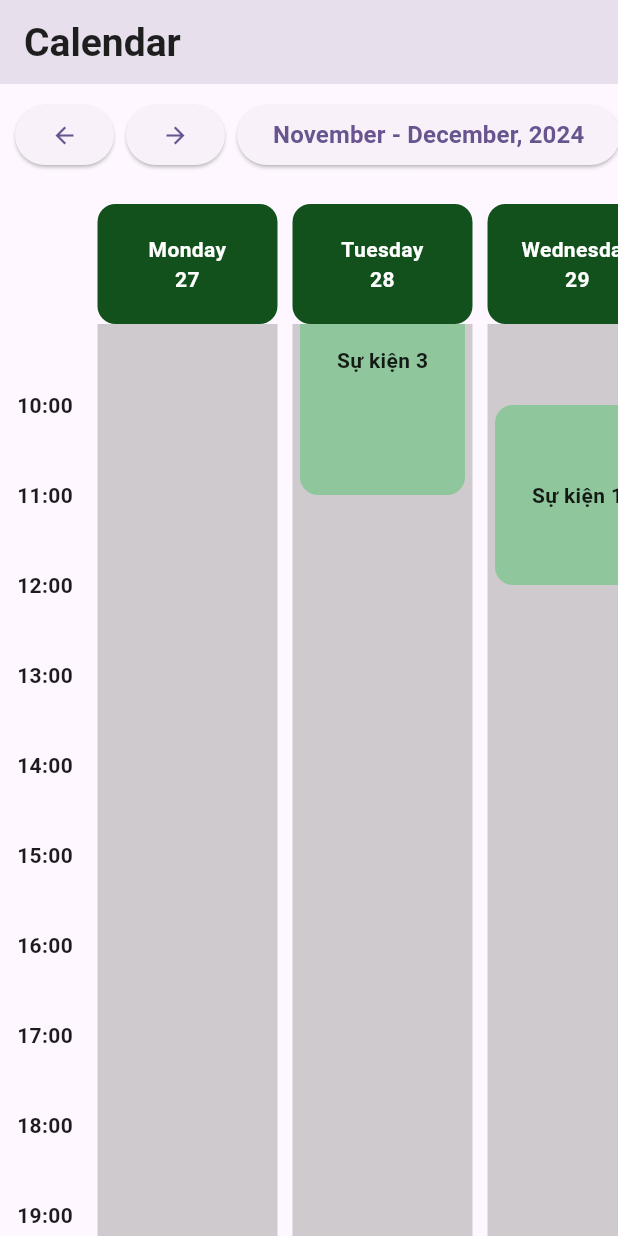
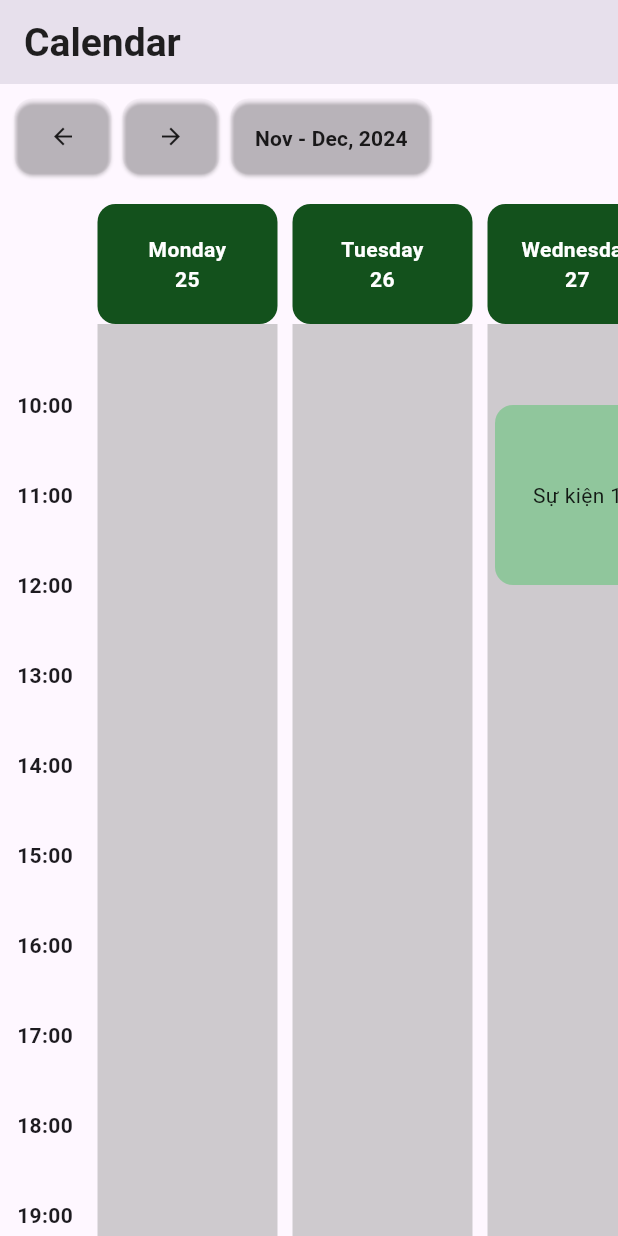
Before and after one commit to wizardap/vnu_student, a Flutter app: the screen it shows after launch, scrolled down 576 dp, after a tap on the "arrow back" icon, after a tap on the "arrow forward" icon, on a phone screen of 412 x 824 dp. Run offline on Flutter 3.47's test engine with Material 3 defaults, Android fonts, the phone set to English and light mode, and no system bars.

Commit message:
add feature: event change with time

```diff
--- a/lib/core/constants/constants.dart
+++ b/lib/core/constants/constants.dart
@@ -11,6 +11,7 @@ class AppColors {
   static const Color pieChartGreen2 = Color(0xCC32A44B); // Màu #32A44B, 80%
   static const Color pieChartGreen3 = Color(0xCC53C26B); // Màu #53C26B, 80%
   static const Color iconGray = Colors.grey; // Màu biểu tượng xám
+  static const Color primaryButtonColor = Color(0xDCAEE8);
 }
 
 // Font chữ
@@ -80,13 +81,34 @@ class AppTextStyles {
     fontSize: 16,
     color: AppColors.iconGray,
   );
+
+  static const TextStyle buttonText = TextStyle(
+    fontSize: 14,
+    fontWeight: FontWeight.bold,
+    color: AppColors.textBlack,
+  );
 }
 
 // Kích thước & khoảng cách
 class AppSizes {
   static const double borderRadius = 12.0;
+  static const double buttonBorderRadius = 12.0;
   static const double padding = 16.0;
   static const double smallPadding = 8.0;
   static const double shadowBlurRadius = 8.0;
   static const double cardElevation = 4.0;
 }
+
+class ButtonStyles {
+  static ButtonStyle get primaryStyle {
+    return ElevatedButton.styleFrom(
+            backgroundColor: AppColors.primaryButtonColor,
+            fixedSize: const Size(double.infinity,50),
+            shape: RoundedRectangleBorder(
+              borderRadius: BorderRadius.circular(AppSizes.buttonBorderRadius),
+            ),
+            padding: const EdgeInsets.all(AppSizes.padding),
+            iconColor: AppColors.textBlack,
+          );
+  }
+}
--- a/lib/screens/calendar.dart
+++ b/lib/screens/calendar.dart
@@ -1,3 +1,5 @@
+import 'dart:math';
+
 import 'package:flutter/material.dart';
 import '../core/constants/constants.dart';
 
@@ -11,8 +13,6 @@ class CalendarScreen extends StatefulWidget {
 class _CalendarScreenState extends State<CalendarScreen> {
   final ScrollController _horizontalScrollController = ScrollController();
   final ScrollController _horizontalHeaderScrollController = ScrollController();
-  DateTime _selectedDate = DateTime.now();
-  DateTime curMonday = DateTime.now(); // Ngày đầu tuần hiện tại
   final double hourCellHeight = 60; // Chiều cao mỗi ô giờ
   final double dayCellWidth = 120; // Chiều rộng mỗi ô ngày
   final List<String> daysOfWeek = [
@@ -26,45 +26,75 @@ class _CalendarScreenState extends State<CalendarScreen> {
   ];
   final List<String> monthsOfYear = [
     "None",
-    "January",
-    "February",
-    "March",
-    "April",
+    // "January",
+    // "February",
+    // "March",
+    // "April",
+    // "May",
+    // "June",
+    // "July",
+    // "August",
+    // "September",
+    // "October",
+    // "November",
+    // "December"
+    "Jan",
+    "Feb",
+    "Mar",
+    "Apr",
     "May",
-    "June",
-    "July",
-    "August",
-    "September",
-    "October",
-    "November",
-    "December"
+    "Jun",
+    "Jul",
+    "Aug",
+    "Sep",
+    "Oct",
+    "Nov",
+    "Dec"
   ];
 
   // Dữ liệu sự kiện (dayIndex, startHour, duration)
-  List<Map<String, dynamic>> events = [
+  final List<Map<String, dynamic>> sampleEvents = [
     {
-      'dayIndex': 2,
+      'date': DateTime(2024, 11, 27),
       'startHour': 10,
       'duration': 2,
       'headerValue': "Sự kiện 1"
     }, // Event trên Wednesday
     {
-      'dayIndex': 4,
+      'date': DateTime(2024, 11, 29),
       'startHour': 15,
       'duration': 1,
       'headerValue': "Sự kiện 2"
     }, // Event trên Friday
     {
-      'dayIndex': 1,
+      'date': DateTime(2024, 12, 06),
       'startHour': 8,
       'duration': 3,
       'headerValue': "Sự kiện 3"
-    }, // Event trên Tuesday
+    }, // Event trên // Event trên Friday
+    {
+      'date': DateTime(2024, 12, 05),
+      'startHour': 8,
+      'duration': 3,
+      'headerValue': "Sự kiện 4"
+    }, // Tuesday
+    {
+      'date': DateTime(2024, 11, 30),
+      'startHour': 8,
+      'duration': 3,
+      'headerValue': "Sự kiện 5 "
+    }, // Tuesd
   ];
+
+  List<Map<String, dynamic>> events = [];
+
+  DateTime _selectedDate = DateTime.now();
+  DateTime curMonday = DateTime.now(); // Ngày đầu tuần hiện tại
 
   @override
   void initState() {
     super.initState();
+    refreshCalendar();
     _horizontalScrollController.addListener(() {
       if (_horizontalHeaderScrollController.offset !=
           _horizontalScrollController.offset) {
@@ -87,6 +117,23 @@ class _CalendarScreenState extends State<CalendarScreen> {
     return date.subtract(Duration(days: difference));
   }
 
+  // Cập nhật dữ liệu tuần mỗi khi thay đổi xảy ra
+  void refreshCalendar() {
+    curMonday = getStartOfWeek(_selectedDate);
+    getEventOccurInThisWeek();
+  }
+
+  // Lấy các sự kiện xảy ra trong tuần
+  void getEventOccurInThisWeek() {
+    events = [];
+    for (var event in sampleEvents) {
+      if (event['date'].isAfter(curMonday.subtract(const Duration(days: 1))) &&
+          event['date'].isBefore(curMonday.add(const Duration(days: 7)))) {
+        events.add(event);
+      }
+    }
+  }
+
   Future<void> _selectDate(BuildContext context) async {
     final DateTime? picked = await showDatePicker(
       context: context,
@@ -97,23 +144,31 @@ class _CalendarScreenState extends State<CalendarScreen> {
     if (picked != null && picked != _selectedDate) {
       setState(() {
         _selectedDate = picked;
-        curMonday = getStartOfWeek(_selectedDate);
+        refreshCalendar();
       });
     }
   }
 
   void _previousWeek() {
     setState(() {
-      _selectedDate = _selectedDate.subtract(Duration(days: 7));
-      curMonday = curMonday.subtract(Duration(days: 7));
+      _selectedDate = _selectedDate.subtract(const Duration(days: 7));
+      curMonday = curMonday.subtract(const Duration(days: 7));
+      refreshCalendar();
     });
   }
 
   void _nextWeek() {
     setState(() {
-      _selectedDate = _selectedDate.add(Duration(days: 7));
-      curMonday = curMonday.add(Duration(days: 7));
+      _selectedDate = _selectedDate.add(const Duration(days: 7));
+      curMonday = curMonday.add(const Duration(days: 7));
+      refreshCalendar();
     });
+  }
+
+  // Lấy chỉ số ngày trong tuần của một ngày
+  // Ví dụ: Monday -> 1, Tuesday -> 2, ..., Sunday -> 7
+  int getDayIndex(DateTime date) {
+    return date.difference(curMonday).inDays + 1;
   }
 
   // Lấy ngày của một ngày trong tuần
@@ -129,6 +184,35 @@ class _CalendarScreenState extends State<CalendarScreen> {
   // Lấy năm của một ngày trong tuần
   int getYear(int dayIndex, DateTime curMonday) {
     return curMonday.add(Duration(days: dayIndex)).year;
+  }
+
+  List<Widget> getEventWidget() {
+    List<Widget> eventWidgets = [];
+
+    for (var event in events) {
+      eventWidgets.add(
+        Positioned(
+          top: event['startHour'] * hourCellHeight + hourCellHeight / 2.0,
+          left: getDayIndex(event['date']) * (dayCellWidth + 10) + 10,
+          child: Container(
+            width: dayCellWidth - 10,
+            height: event['duration'] * hourCellHeight,
+            decoration: BoxDecoration(
+              color: AppColors.pieChartGreen3.withOpacity(0.5),
+              borderRadius: BorderRadius.circular(AppSizes.borderRadius),
+            ),
+            child: Center(
+              child: Text(
+                event['headerValue'],
+                style: AppTextStyles.tableData,
+              ),
+            ),
+          ),
+        )
+      );
+    }
+
+    return eventWidgets;
   }
 
   @override
@@ -156,15 +240,15 @@ class _CalendarScreenState extends State<CalendarScreen> {
                 ElevatedButton(
                   onPressed: () => _previousWeek(),
                   style: ButtonStyles.primaryStyle,
-                  child: Icon(Icons.arrow_back),
+                  child: const Icon(Icons.arrow_back),
                 ),
-                SizedBox(width: AppSizes.smallPadding),
+                const SizedBox(width: AppSizes.smallPadding),
                 ElevatedButton(
                   onPressed: () => _nextWeek(),
                   style: ButtonStyles.primaryStyle,
-                  child: Icon(Icons.arrow_forward),
+                  child: const Icon(Icons.arrow_forward),
                 ),
-                SizedBox(width: AppSizes.smallPadding),
+                const SizedBox(width: AppSizes.smallPadding),
                 ElevatedButton(
                   onPressed: () => _selectDate(context),
                   style: ButtonStyles.primaryStyle,
@@ -174,10 +258,7 @@ class _CalendarScreenState extends State<CalendarScreen> {
                     "${monthsOfYear[curMonday.month]}, ${curMonday.year}" :
                     "${monthsOfYear[curMonday.month]} - ${monthsOfYear[getMonth(6, curMonday)]}, ${curMonday.year}") :
                     "${monthsOfYear[curMonday.month]}, ${curMonday.year} - ${monthsOfYear[getMonth(6, curMonday)]}, ${getYear(6, curMonday)}",
-                    style: TextStyle(
-                      fontSize: 16,
-                      fontWeight: FontWeight.bold,
-                    ),
+                    style: AppTextStyles.buttonText,
                   ),
                 ),
               ],
@@ -284,28 +365,7 @@ class _CalendarScreenState extends State<CalendarScreen> {
                 );
               }),
             ),
-            for (var event in events)
-              Positioned(
-                top: event['startHour'] * hourCellHeight + hourCellHeight / 2.0,
-                left: event['dayIndex'] * (dayCellWidth + 10) + 10,
-                child: Container(
-                  width: dayCellWidth - 10,
-                  height: event['duration'] * hourCellHeight,
-                  decoration: BoxDecoration(
-                    color: AppColors.pieChartGreen3.withOpacity(0.5),
-                    borderRadius: BorderRadius.circular(AppSizes.borderRadius),
-                  ),
-                  child: Center(
-                    child: Text(
-                      event['headerValue'],
-                      style: TextStyle(
-                        color: AppColors.textBlack,
-                        fontWeight: FontWeight.bold,
-                      ),
-                    ),
-                  ),
-                ),
-              ),
+            ...getEventWidget(),
           ],
         ),
       ),
```
